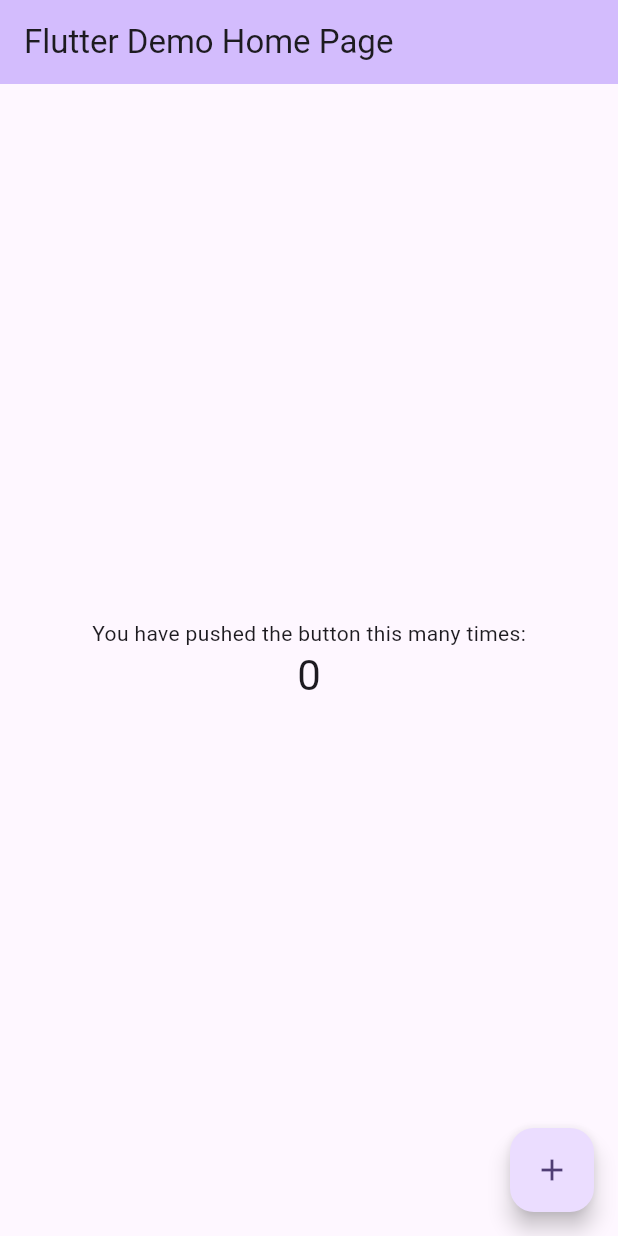
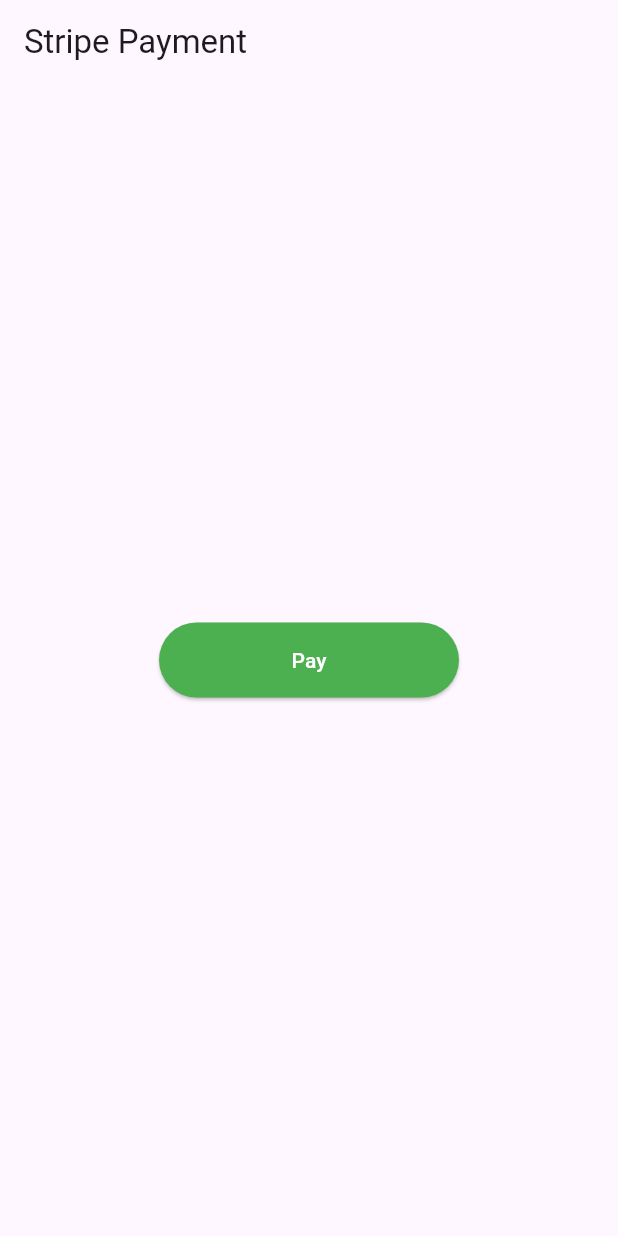
Before and after one commit to Waseem-Dar/stripe-payment-gateway-flutter, a Flutter app: the screen it shows after launch, on a phone screen of 412 x 824 dp. Run offline on Flutter 3.47's test engine with Material 3 defaults, Android fonts, the phone set to English and light mode, and no system bars.

Commit message:
setup project to integration stripe

```diff
--- /dev/null
+++ b/lib/home_screen.dart
@@ -0,0 +1,33 @@
+import 'package:flutter/material.dart';
+
+class HomeScreen extends StatefulWidget {
+  const HomeScreen({super.key});
+
+  @override
+  State<HomeScreen> createState() => _HomeScreenState();
+}
+
+class _HomeScreenState extends State<HomeScreen> {
+  @override
+  Widget build(BuildContext context) {
+    return Scaffold(
+      appBar: AppBar(
+        title: Text("Stripe Payment"),
+      ),
+      body: Center(
+        child: Column(
+          mainAxisAlignment: MainAxisAlignment.center,
+          children: [
+            ElevatedButton(
+                onPressed: (){},
+                style: ElevatedButton.styleFrom(
+                 fixedSize: Size(200, 50),
+                  backgroundColor: Colors.green,
+                ),
+                child: Text("Pay",style: TextStyle(color: Colors.white),))
+          ],
+        ),
+      ),
+    );
+  }
+}
--- a/lib/main.dart
+++ b/lib/main.dart
@@ -1,4 +1,6 @@
 import 'package:flutter/material.dart';
+
+import 'home_screen.dart';
 
 void main() {
   runApp(const MyApp());
@@ -11,59 +13,12 @@
   Widget build(BuildContext context) {
     return MaterialApp(
       title: 'Flutter Demo',
+      debugShowCheckedModeBanner: false,
       theme: ThemeData(
         colorScheme: ColorScheme.fromSeed(seedColor: Colors.deepPurple),
         useMaterial3: true,
       ),
-      home: const MyHomePage(title: 'Flutter Demo Home Page'),
+      home: const HomeScreen(),
     );
   }
 }
-
-class MyHomePage extends StatefulWidget {
-  const MyHomePage({super.key, required this.title});
-
-  final String title;
-
-  @override
-  State<MyHomePage> createState() => _MyHomePageState();
-}
-
-class _MyHomePageState extends State<MyHomePage> {
-  int _counter = 0;
-
-  void _incrementCounter() {
-    setState(() {
-      _counter++;
-    });
-  }
-
-  @override
-  Widget build(BuildContext context) {
-    return Scaffold(
-      appBar: AppBar(
-        backgroundColor: Theme.of(context).colorScheme.inversePrimary,
-        title: Text(widget.title),
-      ),
-      body: Center(
-        child: Column(
-          mainAxisAlignment: MainAxisAlignment.center,
-          children: <Widget>[
-            const Text(
-              'You have pushed the button this many times:',
-            ),
-            Text(
-              '$_counter',
-              style: Theme.of(context).textTheme.headlineMedium,
-            ),
-          ],
-        ),
-      ),
-      floatingActionButton: FloatingActionButton(
-        onPressed: _incrementCounter,
-        tooltip: 'Increment',
-        child: const Icon(Icons.add),
-      ),
-    );
-  }
-}
--- /dev/null
+++ b/lib/stripe_api_service.dart
@@ -0,0 +1,4 @@
+class StripeApiService{
+
+
+}
--- a/pubspec.yaml
+++ b/pubspec.yaml
@@ -34,6 +34,8 @@
   # The following adds the Cupertino Icons font to your application.
   # Use with the CupertinoIcons class for iOS style icons.
   cupertino_icons: ^1.0.8
+  flutter_stripe: ^11.4.0
+  http: ^1.3.0
 
 dev_dependencies:
   flutter_test:
```
Also changed, not shown: pubspec.lock, 6 other files.
